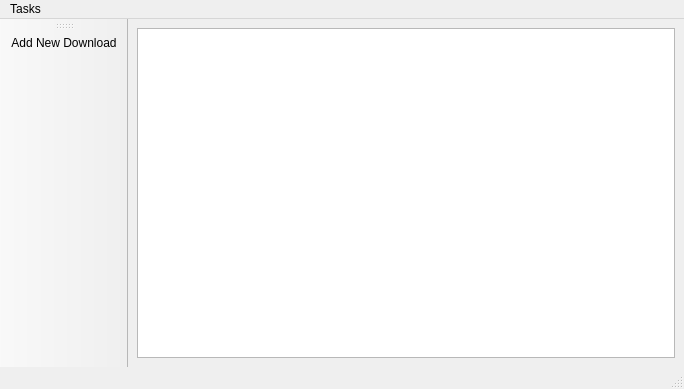
Qt form qdman.ui (Yovsky/Quantum) before a commit.
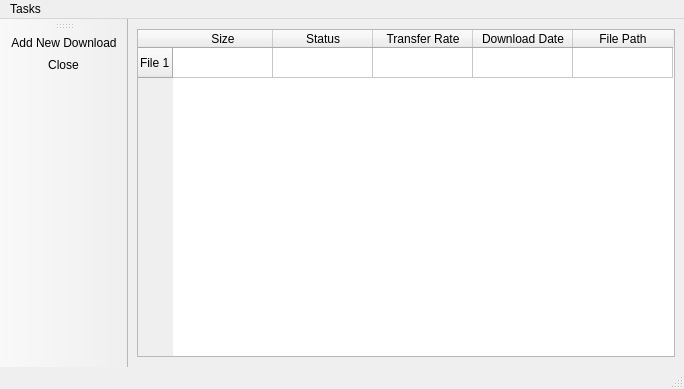
The same form after that commit. Icons and pictures are not drawn.

```diff
--- a/qdman.ui
+++ b/qdman.ui
@@ -17,9 +17,46 @@
    <bool>false</bool>
   </property>
   <widget class="QWidget" name="centralwidget">
-   <layout class="QGridLayout" name="gridLayout">
-    <item row="0" column="0">
-     <widget class="QListView" name="listView"/>
+   <layout class="QFormLayout" name="formLayout">
+    <item row="0" column="0" colspan="2">
+     <widget class="QTableWidget" name="tableWidget">
+      <property name="maximumSize">
+       <size>
+        <width>626</width>
+        <height>328</height>
+       </size>
+      </property>
+      <row>
+       <property name="text">
+        <string>File 1</string>
+       </property>
+      </row>
+      <column>
+       <property name="text">
+        <string>Size</string>
+       </property>
+      </column>
+      <column>
+       <property name="text">
+        <string>Status</string>
+       </property>
+      </column>
+      <column>
+       <property name="text">
+        <string>Transfer Rate</string>
+       </property>
+      </column>
+      <column>
+       <property name="text">
+        <string>Download Date</string>
+       </property>
+      </column>
+      <column>
+       <property name="text">
+        <string>File Path</string>
+       </property>
+      </column>
+     </widget>
     </item>
    </layout>
   </widget>
@@ -52,6 +89,7 @@
     <bool>false</bool>
    </attribute>
    <addaction name="actionAdd_New_Download"/>
+   <addaction name="actionClose"/>
   </widget>
   <action name="actionAdd_New_Download">
    <property name="icon">
@@ -65,6 +103,15 @@
     <string>Ctrl+N</string>
    </property>
   </action>
+  <action name="actionClose">
+   <property name="icon">
+    <iconset resource="resources.qrc">
+     <normaloff>:/icons/stop.png</normaloff>:/icons/stop.png</iconset>
+   </property>
+   <property name="text">
+    <string>Close</string>
+   </property>
+  </action>
  </widget>
  <resources>
   <include location="resources.qrc"/>
```
Left out of the diff: 1 changed line with no effect on the pictures.
